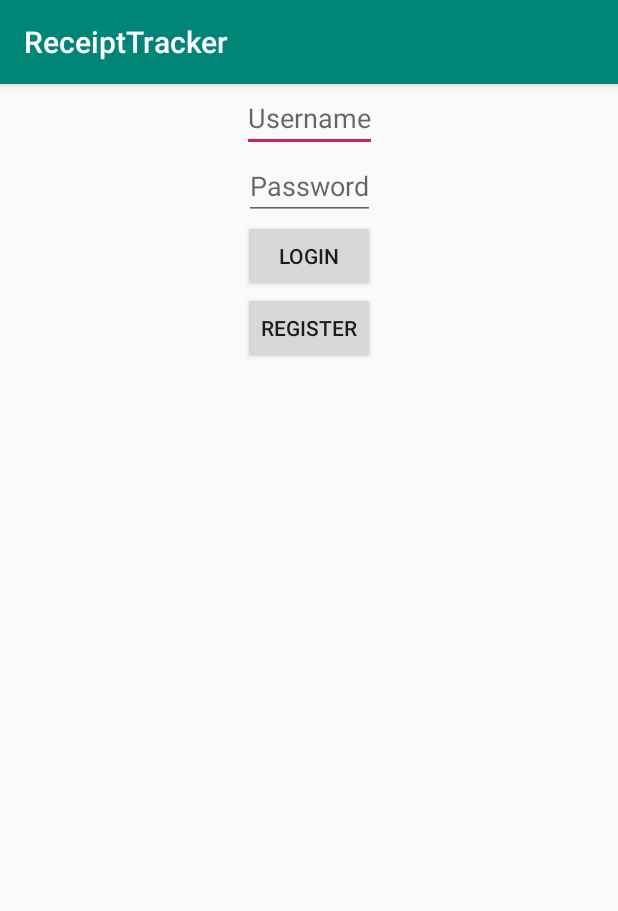
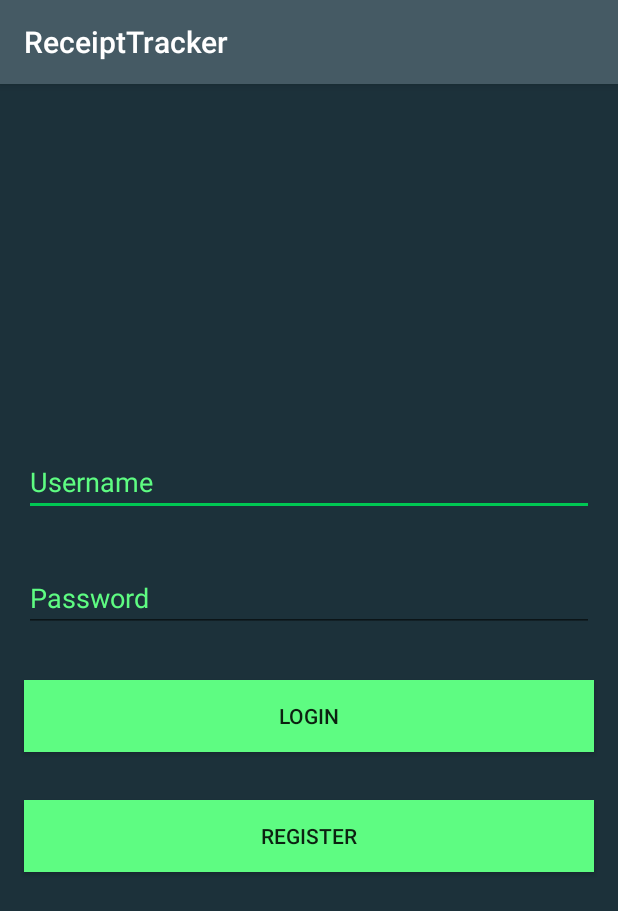
Before and after one commit to Build-Week-ReceiptTracker/Android, an Android app: the screen it shows after launch (LoginActivity), on a phone screen of 412 x 824 dp. Shown: the top 911 px of the screen. Run offline under Robolectric (Android 15) with nearby library versions, the phone set to English and light mode, and no system bars; our stand-ins replace Room's generated code; libraries missing offline, so code that uses them is left out: com.bluelinelabs.conductor, com.cloudinary.android; 1 statement that could not run was skipped.

Commit message:
Improve login UI
Co-authored-by: justinbgent <justinbgent@gmail.com>

```diff
--- a/app/src/main/res/layout/activity_login.xml
+++ b/app/src/main/res/layout/activity_login.xml
@@ -6,42 +6,54 @@
     xmlns:tools="http://schemas.android.com/tools"
     android:layout_width="match_parent"
     android:layout_height="match_parent"
-    tools:context=".view.LoginActivity">
+    tools:context=".view.LoginActivity"
+    android:background="@color/colorPrimaryDark">
+
+    <LinearLayout
+        android:orientation="vertical"
+        android:layout_width="match_parent"
+        android:layout_height="wrap_content"
+        app:layout_constraintTop_toTopOf="parent"
+        app:layout_constraintBottom_toBottomOf="parent">
 
         <EditText
             android:id="@+id/et_username"
-        android:layout_width="wrap_content"
+            android:layout_width="match_parent"
             android:layout_height="wrap_content"
+            android:textColor="@color/primaryTextColor"
             android:hint="Username"
-        app:layout_constraintTop_toTopOf="parent"
-        app:layout_constraintEnd_toEndOf="parent"
-        app:layout_constraintStart_toStartOf="parent"/>
+            android:textColorHint="@color/secondaryLightColor"
+            android:layout_gravity="center"
+            android:layout_margin="16dp"/>
 
         <EditText
             android:id="@+id/et_password"
-        android:layout_width="wrap_content"
+            android:layout_width="match_parent"
             android:layout_height="wrap_content"
+            android:textColor="@color/primaryTextColor"
             android:hint="Password"
-        app:layout_constraintTop_toBottomOf="@+id/et_username"
-        app:layout_constraintEnd_toEndOf="parent"
-        app:layout_constraintStart_toStartOf="parent"/>
+            android:textColorHint="@color/secondaryLightColor"
+            android:layout_gravity="center"
+            android:layout_margin="16dp"/>
 
         <Button
             android:id="@+id/button_login"
-        android:layout_width="wrap_content"
+            android:layout_width="match_parent"
             android:layout_height="wrap_content"
             android:text="Login"
-        app:layout_constraintTop_toBottomOf="@+id/et_password"
-        app:layout_constraintEnd_toEndOf="parent"
-        app:layout_constraintStart_toStartOf="parent"/>
+            android:background="@color/secondaryLightColor"
+            android:layout_gravity="center"
+            android:layout_margin="16dp"/>
 
         <Button
             android:id="@+id/button_register"
-        android:layout_width="wrap_content"
+            android:layout_width="match_parent"
             android:layout_height="wrap_content"
             android:text="Register"
-        app:layout_constraintTop_toBottomOf="@+id/button_login"
-        app:layout_constraintEnd_toEndOf="parent"
-        app:layout_constraintStart_toStartOf="parent"/>
+            android:background="@color/secondaryLightColor"
+            android:layout_gravity="center"
+            android:layout_margin="16dp"/>
+
+    </LinearLayout>
 
 </androidx.constraintlayout.widget.ConstraintLayout>
--- a/app/src/main/res/values/colors.xml
+++ b/app/src/main/res/values/colors.xml
@@ -1,6 +1,13 @@
 <?xml version="1.0" encoding="utf-8"?>
 <resources>
-    <color name="colorPrimary">#008577</color>
-    <color name="colorPrimaryDark">#00574B</color>
-    <color name="colorAccent">#D81B60</color>
+    <color name="colorPrimary">#455a64</color>
+    <color name="colorPrimaryDark">#1c313a</color>
+    <color name="colorPrimaryLight">#718792</color>
+    <color name="colorAccent">#00c853</color>
+    <color name="secondaryColor">#00c853</color>
+    <color name="secondaryLightColor">#5efc82</color>
+    <color name="secondaryDarkColor">#009624</color>
+    <color name="primaryTextColor">#ffffff</color>
+    <color name="secondaryTextColor">#000000</color>
+
 </resources>
```
Lines whose indentation alone changed are shown as unchanged.
